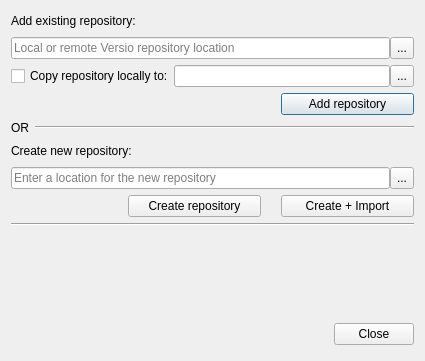
planetfederal/qgis-geogig-plugin, file src/geogig/ui/addRepoDialog.ui: the form before one commit.
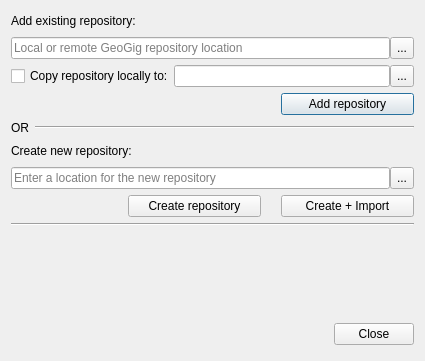
The form after the commit. Icons and pictures are not drawn.

Commit message: removed references to Versio

```diff
--- a/src/geogig/ui/addRepoDialog.ui
+++ b/src/geogig/ui/addRepoDialog.ui
@@ -66,7 +66,7 @@
         <string/>
        </property>
        <property name="placeholderText">
-        <string>Local or remote Versio repository location</string>
+        <string>Local or remote GeoGig repository location</string>
        </property>
       </widget>
      </item>
```
Left out of the diff: 4 changed lines with no effect on the pictures. The commit also changes 5 other files.
